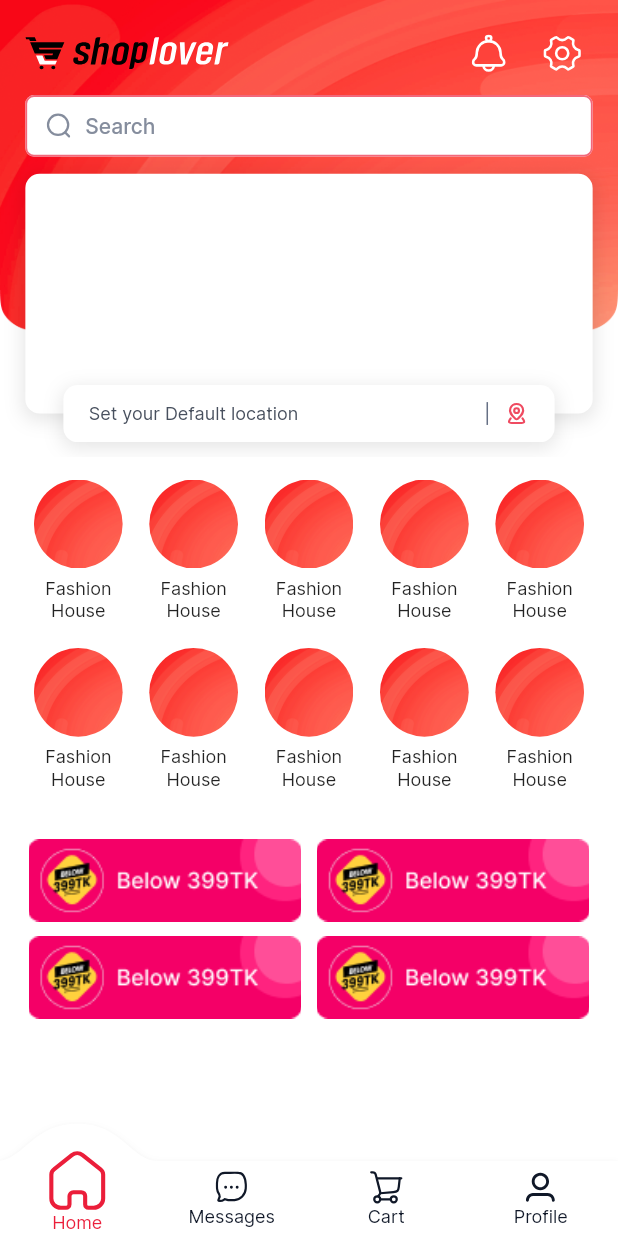
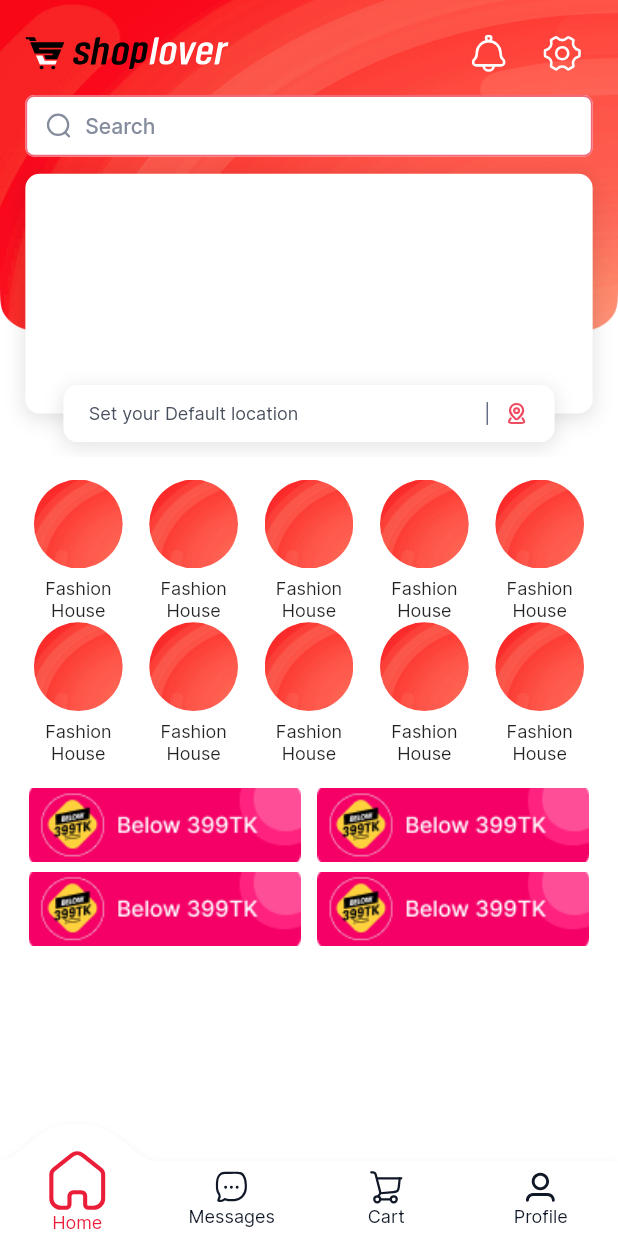
Before and after one commit to KayesAshfaQ/getx_ultimate_template, a Flutter app: the screen it shows after launch, after a tap on "Fashion House", on a phone screen of 412 x 824 dp. Run offline on Flutter 3.47's test engine with Material 3 defaults, Android fonts, the phone set to English and light mode, and no system bars; drawn by our look-alikes of convex_bottom_bar, flutter_easyloading; our stand-ins replace awesome_notifications, cached_network_image, carousel_slider, connectivity_plus, dio, firebase_analytics and 11 more; missing offline and left inert: dio_cache_interceptor, dio_cache_interceptor_hive_store, dio_smart_retry; accounts and stored records are empty; project files that could hold a hidden picture were left out.

Commit message:
fix : offered category updated

```diff
--- a/lib/app/modules/home/views/home_view.dart
+++ b/lib/app/modules/home/views/home_view.dart
@@ -11,6 +11,7 @@ import 'package:sl_v4/app/modules/home/views/widgets/category_widget.dart';
 import 'package:sl_v4/app/modules/home/views/widgets/just_for_you_widget.dart';
 
 import '../../../core/components/app_scaffold.dart';
+import '../../../core/utils/misc.dart';
 import '../../../gen/assets.gen.dart';
 import '../controllers/home_controller.dart';
 import 'widgets/featuread_category.dart';
@@ -34,7 +35,7 @@ class HomeView extends GetView<HomeController> {
             () => CollapsibleHeader(
               bannerItems: controller.bannerOneItems,
               onBannerSelected: (index, reason) {
-                print('index: $index, reason: $reason');
+                printLog('index: $index, reason: $reason');
                 controller.currentSlider.value = index;
               },
               selectedBannerIndex: controller.currentSlider.value,
--- a/lib/app/modules/home/views/widgets/featuread_category.dart
+++ b/lib/app/modules/home/views/widgets/featuread_category.dart
@@ -1,4 +1,3 @@
-
 import 'package:flutter/material.dart';
 import 'package:flutter_screenutil/flutter_screenutil.dart';
 
@@ -17,12 +16,12 @@ class FeaturedCategories extends StatelessWidget {
       sliver: SliverGrid.builder(
         gridDelegate: SliverGridDelegateWithFixedCrossAxisCount(
           crossAxisCount: 5,
-          mainAxisExtent: 118.h,
+          mainAxisExtent: 100.h,
           crossAxisSpacing: 6.w,
         ),
         itemCount: 10,
         itemBuilder: (context, index) {
-          return InkWell(
+          return GestureDetector(
             onTap: () async {},
             child: Column(
               mainAxisSize: MainAxisSize.min,
--- a/lib/app/modules/home/views/widgets/offer_widget.dart
+++ b/lib/app/modules/home/views/widgets/offer_widget.dart
@@ -17,8 +17,9 @@ class OffersSection extends StatelessWidget {
         gridDelegate: SliverGridDelegateWithFixedCrossAxisCount(
           crossAxisCount: 2,
           crossAxisSpacing: 6.w,
-          mainAxisSpacing: 8.w,
-          childAspectRatio: 172 / 52,
+          mainAxisSpacing: 6.w,
+          mainAxisExtent: 52.h,
+          //childAspectRatio: 172 / 52,
         ),
         itemCount: 4,
         itemBuilder: (context, index) {
@@ -29,7 +30,7 @@ class OffersSection extends StatelessWidget {
               children: [
                 AppImageView(
                   Assets.imagesPromotionalDemo.path,
-                  height: 52.w,
+                  height: 52.h,
                   width: 172.w,
                 ),
               ],
```
